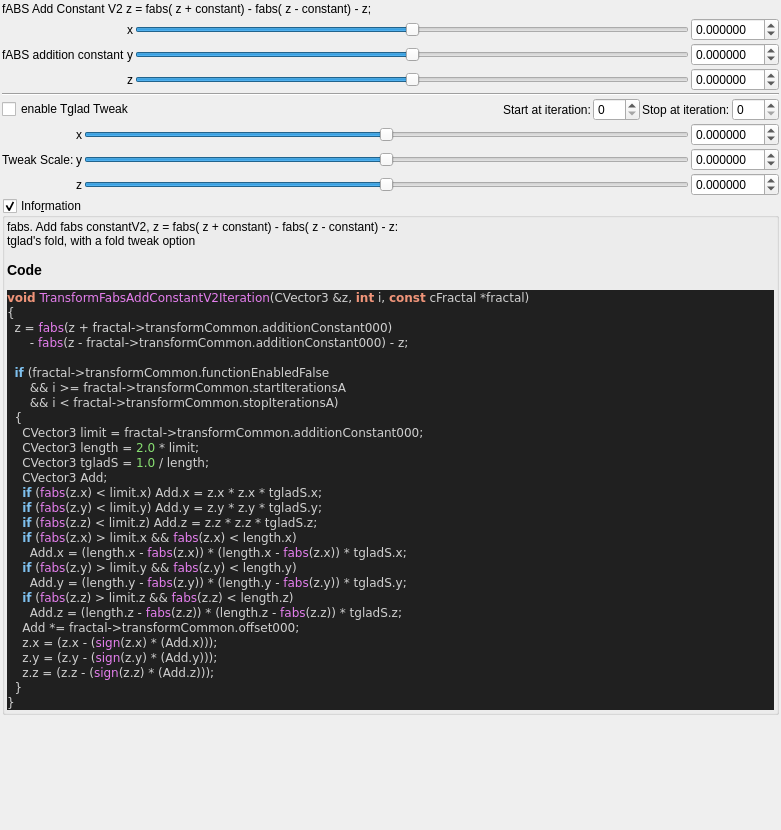
Qt form mandelbulber2/qt_data/fractal_transf_fabs_add_constantV2.ui (buddhi1980/mandelbulber2) before a commit.
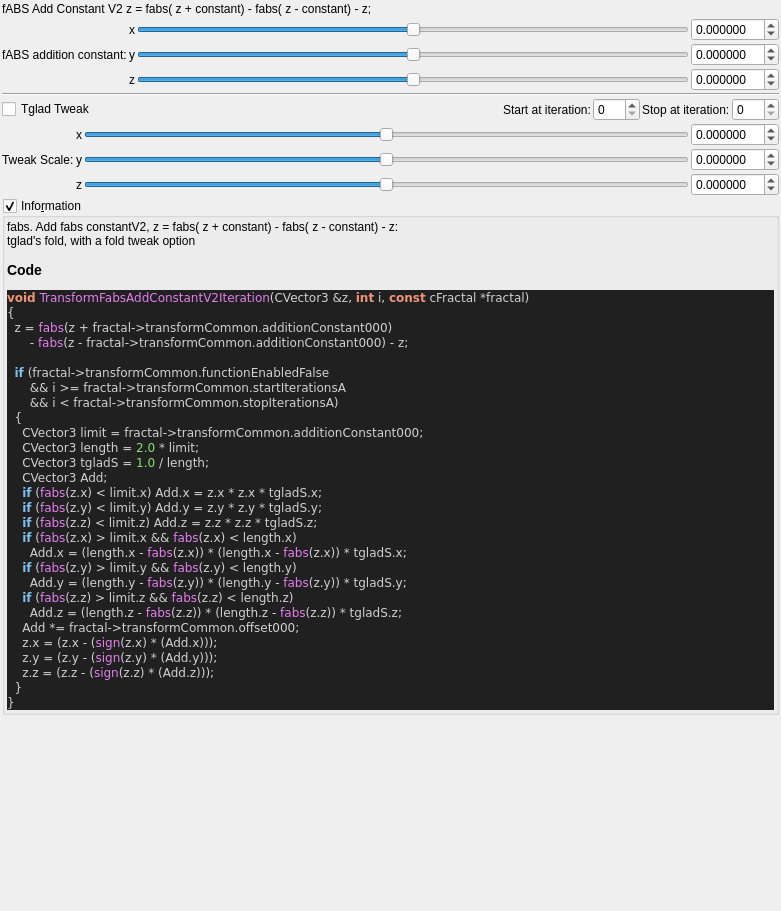
The same form after that commit. Custom widgets are drawn as their Qt base class.

```diff
--- a/mandelbulber2/qt_data/fractal_transf_fabs_add_constantV2.ui
+++ b/mandelbulber2/qt_data/fractal_transf_fabs_add_constantV2.ui
@@ -7,7 +7,7 @@
     <x>0</x>
     <y>0</y>
     <width>781</width>
-    <height>830</height>
+    <height>911</height>
    </rect>
   </property>
   <property name="windowTitle">
@@ -190,7 +190,7 @@
      <item row="1" column="0">
       <widget class="QLabel" name="label_23">
        <property name="text">
-        <string>fABS addition constant</string>
+        <string>fABS addition constant:</string>
        </property>
       </widget>
      </item>
@@ -236,7 +236,7 @@
         <enum>Qt::LeftToRight</enum>
        </property>
        <property name="text">
-        <string>enable Tglad Tweak</string>
+        <string>Tglad Tweak</string>
        </property>
       </widget>
      </item>
@@ -567,9 +567,9 @@
  </widget>
  <customwidgets>
   <customwidget>
-   <class>MySpinBox</class>
-   <extends>QSpinBox</extends>
-   <header>my_spin_box.h</header>
+   <class>MyDoubleSpinBox</class>
+   <extends>QDoubleSpinBox</extends>
+   <header>my_double_spin_box.h</header>
   </customwidget>
   <customwidget>
    <class>MyGroupBox</class>
@@ -578,9 +578,9 @@
    <container>1</container>
   </customwidget>
   <customwidget>
-   <class>MyDoubleSpinBox</class>
-   <extends>QDoubleSpinBox</extends>
-   <header>my_double_spin_box.h</header>
+   <class>MySpinBox</class>
+   <extends>QSpinBox</extends>
+   <header>my_spin_box.h</header>
   </customwidget>
  </customwidgets>
  <resources/>
```
Left out of the diff: 18 changed lines with no effect on the pictures.
